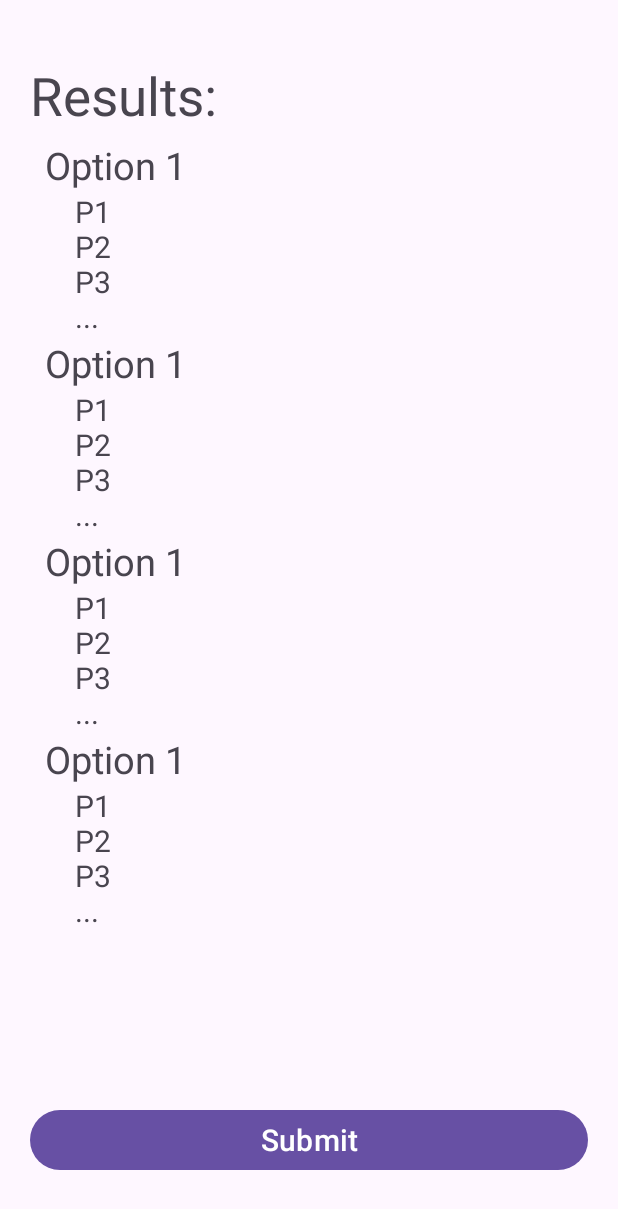
After one commit to KevinTripi/Breach, an Android app: the ResultActivity screen opened directly, with no data from a screen before it, on a phone screen of 412 x 824 dp. The commit adds this screen. Shown: the top 1209 px of the screen. Run offline under Robolectric (Android 15) with nearby library versions, the phone set to English and light mode, and no system bars.

Commit message:
ResultActivity: Initial commit. Working results layout

```diff
--- a/app/src/main/AndroidManifest.xml
+++ b/app/src/main/AndroidManifest.xml
@@ -12,6 +12,9 @@
         android:supportsRtl="true"
         android:theme="@style/Theme.Breach"
         tools:targetApi="31">
+        <activity
+            android:name=".ResultActivity"
+            android:exported="false" />
         <activity
             android:name=".QuestionActivity"
             android:exported="false" />
--- a/app/src/main/java/com/example/breach/QuestionActivity.java
+++ b/app/src/main/java/com/example/breach/QuestionActivity.java
@@ -1,9 +1,9 @@
 package com.example.breach;
 
+import android.content.Intent;
 import android.database.Cursor;
 import android.database.sqlite.SQLiteDatabase;
 import android.database.sqlite.SQLiteException;
-import android.database.sqlite.SQLiteOpenHelper;
 import android.os.Bundle;
 import android.os.CountDownTimer;
 import android.util.Log;
@@ -18,17 +18,11 @@ import android.widget.SeekBar;
 import android.widget.TextView;
 import android.widget.Toast;
 
-import androidx.activity.EdgeToEdge;
 import androidx.appcompat.app.AppCompatActivity;
-import androidx.core.graphics.Insets;
-import androidx.core.view.ViewCompat;
-import androidx.core.view.WindowInsetsCompat;
 
 import java.util.ArrayList;
 import java.util.Arrays;
 import java.util.Random;
-
-import javax.security.auth.login.LoginException;
 
 public class QuestionActivity extends AppCompatActivity {
 
@@ -86,7 +80,7 @@ public class QuestionActivity extends AppCompatActivity {
 
         // main
         importedPlayerAmount = getIntent().getIntExtra(getString(R.string.number_of_players), 1);
-        Toast.makeText(this, "Number of players: " + importedPlayerAmount, Toast.LENGTH_SHORT).show();
+//        Toast.makeText(this, "Number of players: " + importedPlayerAmount, Toast.LENGTH_SHORT).show();
         createDB();
         displayRandomQuestion();
         startTimer(10000);
@@ -97,10 +91,16 @@ public class QuestionActivity extends AppCompatActivity {
             @Override
             public void onClick(View v) {
                 if (playerIndex >= arrPlayerAnswers.length) {
-                    // intent back to the ongoing screen
+                    Intent resultScreenIntent = new Intent(QuestionActivity.this.getApplicationContext(), ResultActivity.class);
+                    resultScreenIntent.putStringArrayListExtra(getString(R.string.question_array_options), new ArrayList<String>(Arrays.asList(arrOptions)));
+                    resultScreenIntent.putStringArrayListExtra(getString(R.string.question_array_answers), new ArrayList<String>(Arrays.asList(arrPlayerAnswers)));
+                    resultScreenIntent.putExtra(getString(R.string.question_type), questionType);
+                    resultScreenIntent.putExtra(getString(R.string.question_text), questionText);
+                    Log.i("beforeResult", questionType + "   " + resultScreenIntent.getStringExtra(getString(R.string.question_type)));
+                    startActivity(resultScreenIntent);
                     return;
                 } else {
-                    txtPlayer.setText("Player " + (playerIndex + 1));
+                    txtPlayer.setText("Player " + (playerIndex + 2));
                 }
 
                 switch (questionType) {
@@ -214,7 +214,7 @@ public class QuestionActivity extends AppCompatActivity {
         result.moveToFirst();
 
         int randInt = new Random().nextInt(result.getCount());
-        Toast.makeText(this, "rand row: " + randInt, Toast.LENGTH_SHORT).show();
+//        Toast.makeText(this, "rand row: " + randInt, Toast.LENGTH_SHORT).show();
 
         result.moveToPosition(randInt);
 
--- /dev/null
+++ b/app/src/main/java/com/example/breach/ResultActivity.java
@@ -0,0 +1,112 @@
+package com.example.breach;
+
+import android.content.Intent;
+import android.os.Bundle;
+import android.util.Log;
+import android.widget.Button;
+import android.widget.LinearLayout;
+import android.widget.RadioButton;
+import android.widget.TextView;
+import android.widget.Toast;
+
+import androidx.activity.EdgeToEdge;
+import androidx.appcompat.app.AppCompatActivity;
+import androidx.core.graphics.Insets;
+import androidx.core.view.ViewCompat;
+import androidx.core.view.WindowInsetsCompat;
+
+import java.util.ArrayList;
+
+public class ResultActivity extends AppCompatActivity {
+
+    private TextView[] txtOptions = new TextView[4];
+    private TextView[] txtOptionPlayers = new TextView[4];
+    private Button btnExit;
+    private Intent questionScreenIntent;
+
+    @Override
+    protected void onCreate(Bundle savedInstanceState) {
+        super.onCreate(savedInstanceState);
+        setContentView(R.layout.activity_result);
+
+        btnExit = findViewById(R.id.button_submit);
+        LinearLayout llOptions = findViewById(R.id.linearlayout_options);
+
+        for (int i = 0; i < txtOptions.length; i++) {
+            txtOptions[i] = llOptions.getChildAt(i).findViewById(R.id.textview_option);
+            txtOptionPlayers[i] = llOptions.getChildAt(i).findViewById(R.id.textview_player);
+        }
+
+        questionScreenIntent = getIntent();
+        ArrayList<String> arrOptions = questionScreenIntent.getStringArrayListExtra(getString(R.string.question_array_options));
+        ArrayList<String> arrAnswers = questionScreenIntent.getStringArrayListExtra(getString(R.string.question_array_answers));
+
+        if (arrOptions != null && arrAnswers != null) {
+            switch (questionScreenIntent.getStringExtra(getString(R.string.question_type))) {
+                case "SB":
+                    int total = Integer.parseInt(arrOptions.get(2));
+                    int increment = total / txtOptions.length;
+
+                    for (int i = 0; i < txtOptionPlayers.length; i++) {
+                        txtOptionPlayers[i].setText("");
+                    }
+
+                    for (int i = 0; i < txtOptions.length; i++) {
+                        int floor = increment * i;
+                        int ceiling = increment * (i + 1);
+
+                        txtOptions[i].setText(String.format("%d - %d:", floor, ceiling));
+
+                        for (int j = 0; j < arrAnswers.size(); j++) {
+                            int result = Integer.parseInt(arrAnswers.get(j));
+                            if (result < ceiling && result >= floor) {
+                                txtOptionPlayers[i].setText(String.format("%s%s: %s\n", txtOptionPlayers[i].getText(), formatPlayerText(j), arrAnswers.get(j)));
+                            } else if (result == ceiling) {
+                                txtOptionPlayers[txtOptionPlayers.length - 1].setText(String.format("%s%s: %s\n", txtOptionPlayers[txtOptionPlayers.length - 1].getText(), formatPlayerText(j), arrAnswers.get(j)));
+                            }
+                        }
+                    }
+                    break;
+
+                case "RB":
+                    for (int i = 0; i < txtOptions.length; i++) {
+                        String option = arrOptions.get(i);
+                        String optionPlayerText = "";
+
+                        txtOptions[i].setText(option);
+
+                        for (int j = 0; j < arrAnswers.size(); j++) {
+                            if (arrAnswers.get(j).equals(option)) {
+                                optionPlayerText += formatPlayerText(j + 1) + "\n";
+                            }
+                        }
+
+                        txtOptionPlayers[i].setText(optionPlayerText);
+                    }
+                    break;
+
+                default:
+                    for (int i = 0; i < arrOptions.size(); i++) {
+                        txtOptions[i].setText(arrOptions.get(i));
+                        txtOptionPlayers[i].setText("");
+                    }
+
+                    for (int i = 0; i < arrAnswers.size(); i++) {
+                        String answer = arrAnswers.get(i);
+
+                        for (int j = 0; j < answer.length(); j++) {
+                            if (answer.charAt(j) == 'T') {
+                                txtOptionPlayers[j].setText(txtOptionPlayers[j].getText() + formatPlayerText(i + 1) + "\n");
+                            }
+
+                        }
+                    }
+                    break;
+            }
+        }
+    }
+
+    private String formatPlayerText(int index) {
+        return "P" + index;
+    }
+}
--- /dev/null
+++ b/app/src/main/res/layout/activity_result.xml
@@ -0,0 +1,106 @@
+<?xml version="1.0" encoding="utf-8"?>
+<LinearLayout xmlns:android="http://schemas.android.com/apk/res/android"
+    xmlns:app="http://schemas.android.com/apk/res-auto"
+    xmlns:tools="http://schemas.android.com/tools"
+    android:id="@+id/main"
+    android:layout_width="match_parent"
+    android:layout_height="match_parent"
+    android:orientation="vertical"
+    tools:context=".ResultActivity"
+    android:paddingVertical="@dimen/activity_padding_vertical"
+    android:paddingHorizontal="@dimen/activity_padding_horizontal">
+
+    <TextView
+        android:layout_width="match_parent"
+        android:layout_height="wrap_content"
+        android:textSize="@dimen/large_text"
+        android:text="Results:"/>
+
+    <ScrollView
+        android:layout_width="match_parent"
+        android:layout_height="0dp"
+        android:layout_weight="1"
+        android:paddingVertical="5dp">
+
+        <!-- layout input -->
+        <LinearLayout
+            android:layout_width="match_parent"
+            android:layout_height="0dp"
+            android:layout_weight="5"
+            android:id="@+id/linearlayout_input"
+            tools:ignore="Orientation">
+
+            <!-- Works by applying to all unusedView.setVisibility(GONE). -->
+
+            <!-- layout SeekBar -->
+            <LinearLayout
+                android:layout_width="match_parent"
+                android:layout_height="wrap_content"
+                android:layout_gravity="center"
+                android:visibility="gone"
+                android:id="@+id/linearlayout_answer_seekbar">
+
+                <TextView
+                    android:layout_width="wrap_content"
+                    android:layout_height="wrap_content"
+                    android:text="label 1"
+                    android:textSize="@dimen/small_text"
+                    android:id="@+id/textview_seek_start"/>
+                <SeekBar
+                    android:layout_width="0dp"
+                    android:layout_height="wrap_content"
+                    android:layout_weight="1"
+                    android:layout_gravity="center"
+                    android:id="@+id/seekbar_answer"/>
+                <TextView
+                    android:layout_width="wrap_content"
+                    android:layout_height="wrap_content"
+                    android:textSize="@dimen/small_text"
+                    android:text="label 2"
+                    android:id="@+id/textview_seek_end"/>
+            </LinearLayout>
+
+            <!-- layout CheckBox/RadioButtons -->
+            <LinearLayout
+                android:layout_width="match_parent"
+                android:layout_height="wrap_content"
+                android:layout_gravity="center"
+                android:orientation="vertical"
+                android:paddingStart="10dp"
+                android:id="@+id/linearlayout_options">
+
+                <include
+                    layout="@layout/option_players_display"
+                    android:layout_width="wrap_content"
+                    android:layout_height="wrap_content"
+                    android:id="@+id/textview_option_0"/>
+
+                <include
+                    layout="@layout/option_players_display"
+                    android:layout_width="wrap_content"
+                    android:layout_height="wrap_content"
+                    android:id="@+id/textview_option_1"/>
+
+                <include
+                    layout="@layout/option_players_display"
+                    android:layout_width="wrap_content"
+                    android:layout_height="wrap_content"
+                    android:id="@+id/textview_option_2"/>
+
+                <include
+                    layout="@layout/option_players_display"
+                    android:layout_width="wrap_content"
+                    android:layout_height="wrap_content"
+                    android:id="@+id/textview_option_3"/>
+            </LinearLayout>
+        </LinearLayout>
+
+    </ScrollView>
+
+    <Button
+        android:layout_width="match_parent"
+        android:layout_height="wrap_content"
+        android:text="Submit"
+        android:textSize="@dimen/small_text"
+        android:id="@+id/button_submit"/>
+</LinearLayout>
--- /dev/null
+++ b/app/src/main/res/layout/option_players_display.xml
@@ -0,0 +1,21 @@
+<?xml version="1.0" encoding="utf-8"?>
+<LinearLayout xmlns:android="http://schemas.android.com/apk/res/android"
+    android:orientation="vertical"
+    android:layout_width="match_parent"
+    android:layout_height="match_parent">
+
+    <TextView
+        android:layout_width="match_parent"
+        android:layout_height="wrap_content"
+        android:text="Option 1"
+        android:id="@+id/textview_option"
+        android:textSize="@dimen/medium_text"/>
+
+    <TextView
+        android:layout_width="match_parent"
+        android:layout_height="wrap_content"
+        android:paddingStart="20dp"
+        android:text="P1\nP2\nP3\n..."
+        android:id="@+id/textview_player"
+        android:textSize="@dimen/small_text"/>
+</LinearLayout>
--- a/app/src/main/res/values/strings.xml
+++ b/app/src/main/res/values/strings.xml
@@ -5,4 +5,8 @@
     <string name="reason">intentReason</string>
     <string name="reason_player">player</string>
     <string name="number_of_players">playerAmount</string>
+    <string name="question_array_options">arrOptions</string>
+    <string name="question_array_answers">arrAnswers</string>
+    <string name="question_type">questionType</string>
+    <string name="question_text">questionText</string>
 </resources>
```
